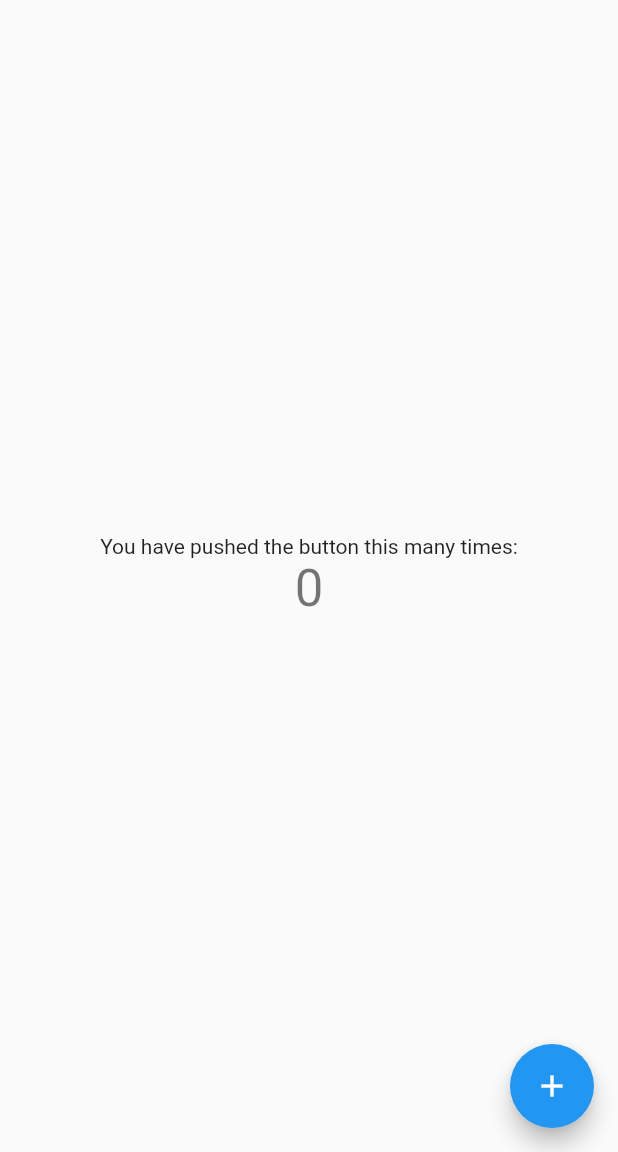
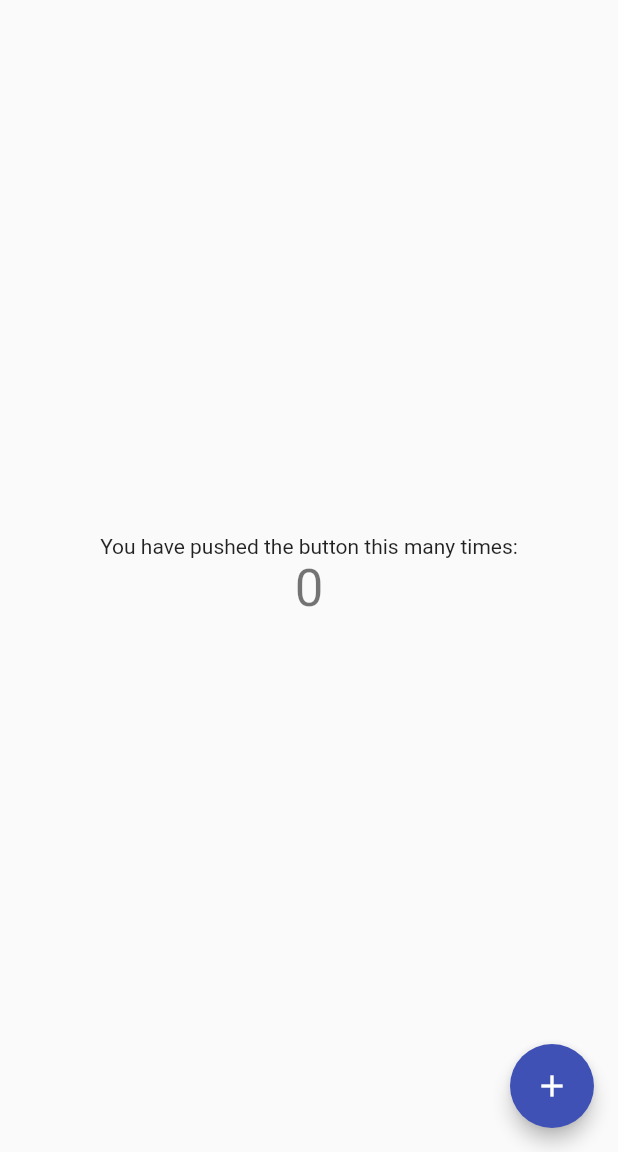
Before and after one commit to 3bort/cursoFlutter, a Flutter app: the MyHomePage screen opened directly, on a phone screen of 412 x 824 dp, the part 84-1236 px from its top. Run offline on Flutter 3.47's test engine with Material 2 defaults, Android fonts, the phone set to English and light mode, and no system bars; missing offline and left inert: dart:ffi; network calls fail.

```diff
--- a/lesson_6/components/fl_components/lib/theme/app_theme.dart
+++ b/lesson_6/components/fl_components/lib/theme/app_theme.dart
@@ -1,3 +1,5 @@
+import 'dart:ffi';
+
 import 'package:flutter/material.dart';
 
 class AppTheme {
@@ -7,32 +9,33 @@ class AppTheme {
       primaryColor: Colors.indigo,
 
       //Appbar Theme
-      appBarTheme: const AppBarTheme(
-        color: primary,
-        elevation: 0
-        ),
+      appBarTheme: const AppBarTheme(color: primary, elevation: 0),
 
-        // TextButton
+      // TextButton
 
-        textButtonTheme: TextButtonThemeData(
-          style: TextButton.styleFrom(primary: primary),
-        )
-    );
+      textButtonTheme: TextButtonThemeData(
+        style: TextButton.styleFrom(primary: primary),
+      ),
 
-    static final ThemeData darkTheme = ThemeData.dark().copyWith(
+      //Floating action button
+
+      floatingActionButtonTheme: const FloatingActionButtonThemeData(
+        backgroundColor: primary,
+        elevation: 5,
+      ),
+
+      //Elevating Button
+
+      elevatedButtonTheme: ElevatedButtonThemeData(
+        style: ElevatedButton.styleFrom(
+            primary: Colors.indigo, shape: const StadiumBorder(), elevation: 0),
+      ));
+
+  static final ThemeData darkTheme = ThemeData.dark().copyWith(
       //Color primario
       primaryColor: Colors.indigo,
 
       //Appbar Theme
-      appBarTheme: const AppBarTheme(
-        color: primary,
-        elevation: 0
-        ),
-
-        scaffoldBackgroundColor: Colors.black
-    );
-
-
-
-
+      appBarTheme: const AppBarTheme(color: primary, elevation: 0),
+      scaffoldBackgroundColor: Colors.black);
 }
```
Also changed, not shown: lesson_6/components/fl_components/lib/screens/alert_screen.dart (+44 -2 lines).
